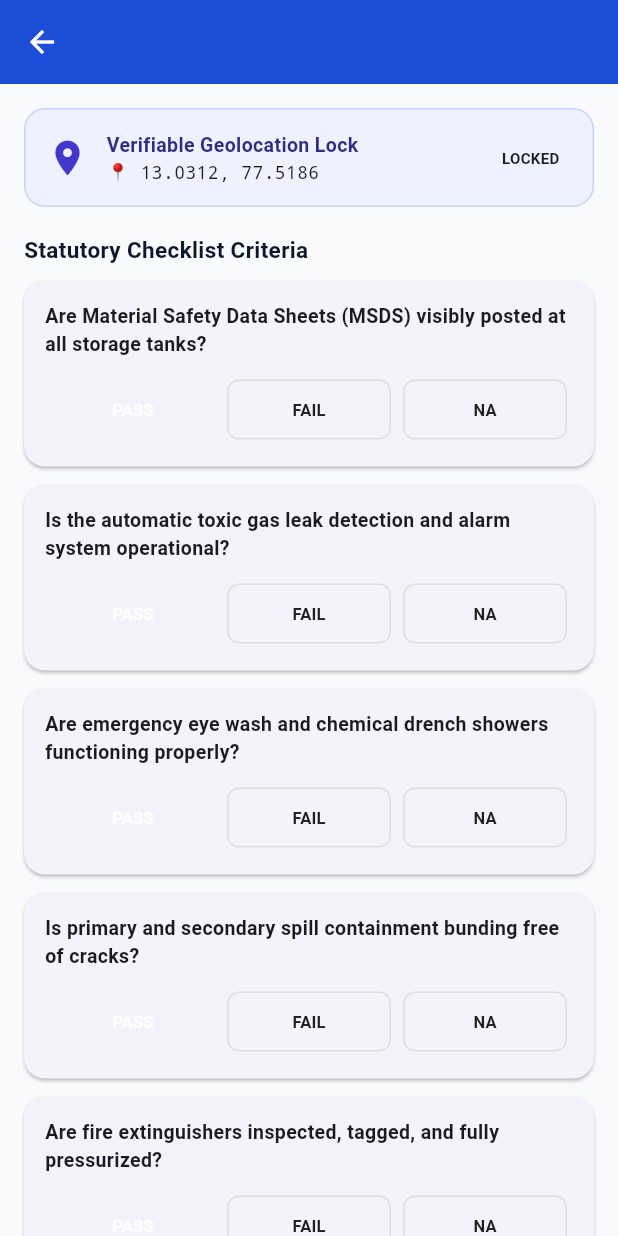
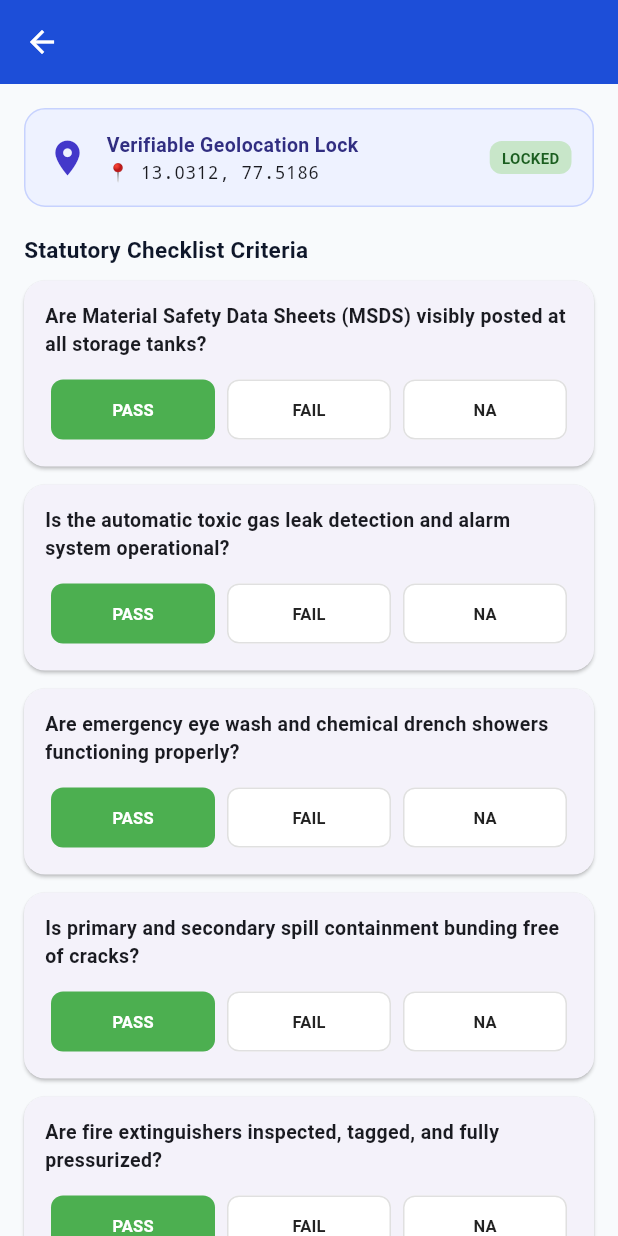
Before and after one commit to priyadharshan376/capstone, a Flutter app: the InspectionFormScreen screen opened directly with empty values, on a phone screen of 412 x 824 dp. Run offline on Flutter 3.47's test engine with Material 3 defaults, Android fonts, the light colour scheme and no system bars; our stand-ins replace geolocator, image_picker, shared_preferences; accounts and stored records are empty.

Commit message:
Fix Flutter color and layout enum errors in mobile screens

```diff
--- a/mobile/lib/screens/inspection_form_screen.dart
+++ b/mobile/lib/screens/inspection_form_screen.dart
@@ -143,8 +143,18 @@ class _InspectionFormScreenState extends State<InspectionFormScreen> {
                   ),
                   Container(
                     padding: const EdgeInsets.symmetric(horizontal: 8, vertical: 4),
-                    decoration: BoxDecoration(color: Colors.emerald.shade100, borderRadius: BorderRadius.circular(8)),
-                    child: Text('LOCKED', style: TextStyle(fontSize: 10, fontWeight: FontWeight.bold, color: Colors.emerald.shade900)),
+                    decoration: BoxDecoration(
+                      color: _isGpsLocked ? Colors.green.shade100 : Colors.amber.shade100,
+                      borderRadius: BorderRadius.circular(8),
+                    ),
+                    child: Text(
+                      _isGpsLocked ? 'LOCKED' : 'ACQUIRING...',
+                      style: TextStyle(
+                        fontSize: 10,
+                        fontWeight: FontWeight.bold,
+                        color: _isGpsLocked ? Colors.green.shade900 : Colors.amber.shade900,
+                      ),
+                    ),
                   ),
                 ],
               ),
@@ -174,7 +184,7 @@ class _InspectionFormScreenState extends State<InspectionFormScreen> {
                               onPressed: () => setState(() => _answers[q.id] = status),
                               style: OutlinedButton.styleFrom(
                                 backgroundColor: isSelected
-                                    ? (status == 'PASS' ? Colors.emerald : (status == 'FAIL' ? Colors.red : Colors.grey.shade700))
+                                    ? (status == 'PASS' ? Colors.green : (status == 'FAIL' ? Colors.red : Colors.grey.shade700))
                                     : Colors.white,
                                 foregroundColor: isSelected ? Colors.white : Colors.black87,
                                 side: BorderSide(color: isSelected ? Colors.transparent : Colors.grey.shade300),
--- a/mobile/lib/screens/login_screen.dart
+++ b/mobile/lib/screens/login_screen.dart
@@ -53,7 +53,7 @@ class _LoginScreenState extends State<LoginScreen> {
                     borderRadius: BorderRadius.circular(20),
                     boxShadow: [
                       BoxShadow(
-                        color: const Color(0xFF1D4ED8).withOpacity(0.3),
+                        color: const Color(0x4D1D4ED8),
                         blurRadius: 15,
                         offset: const Offset(0, 8),
                       ),
--- a/mobile/lib/screens/task_list_screen.dart
+++ b/mobile/lib/screens/task_list_screen.dart
@@ -61,7 +61,7 @@ class _TaskListScreenState extends State<TaskListScreen> {
                         crossAxisAlignment: CrossAxisAlignment.start,
                         children: [
                           Row(
-                            mainAxisAlignment: MainAxisAlignment.between,
+                            mainAxisAlignment: MainAxisAlignment.spaceBetween,
                             children: [
                               Expanded(
                                 child: Text(
@@ -90,7 +90,7 @@ class _TaskListScreenState extends State<TaskListScreen> {
                           Text(task.facilityCategory, style: const TextStyle(fontSize: 12, color: Color(0xFF64748B))),
                           const SizedBox(height: 12),
                           Row(
-                            mainAxisAlignment: MainAxisAlignment.between,
+                            mainAxisAlignment: MainAxisAlignment.spaceBetween,
                             children: [
                               Text('Status: ${task.status}', style: const TextStyle(fontSize: 12, fontWeight: FontWeight.w600)),
                               ElevatedButton(
```
